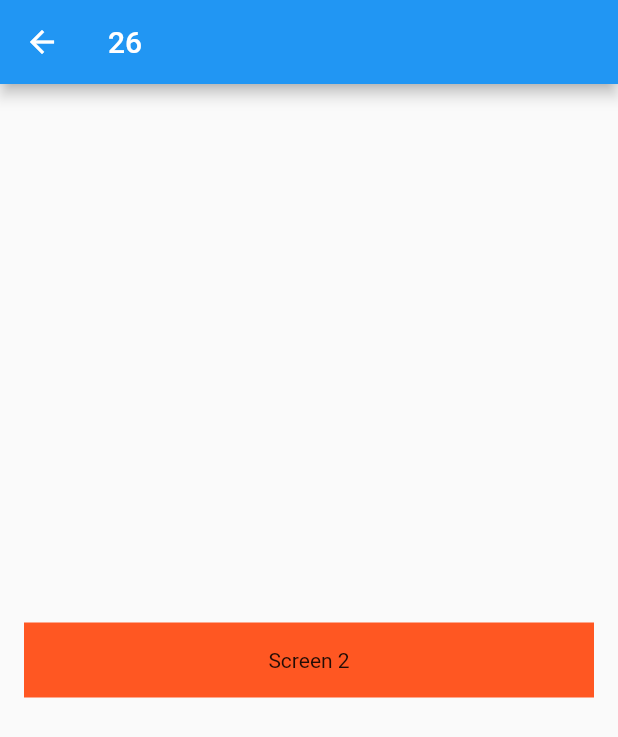
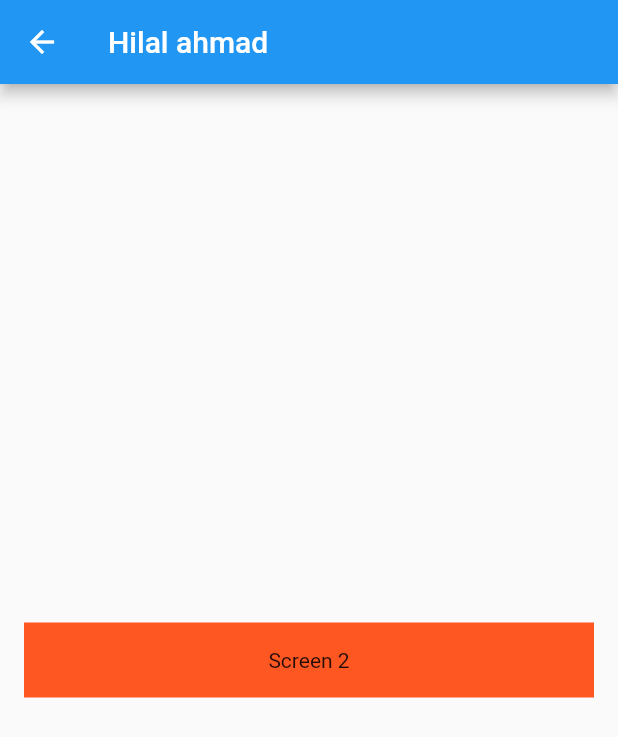
Before and after one commit to ihilalahmad/FlutterRoutes, a Flutter app: the screen it shows after launch, after a tap on "Screen 1", on a phone screen of 412 x 824 dp. Shown: the top 737 px of the screen. Run offline on Flutter 3.47's test engine with Material 2 defaults, Android fonts, the phone set to English and light mode, and no system bars.

Commit message:
routes changed

```diff
--- a/lib/main.dart
+++ b/lib/main.dart
@@ -1,7 +1,6 @@
 import 'package:flutter/material.dart';
-import 'package:flutter_routing_nav/screens/screen_1.dart';
-import 'package:flutter_routing_nav/screens/screen_2.dart';
-import 'package:flutter_routing_nav/screens/screen_3.dart';
+import 'package:flutter_routing_nav/utils/routes.dart';
+import 'package:flutter_routing_nav/utils/routes_name.dart';
 
 void main() {
   runApp(const MyApp());
@@ -18,12 +17,8 @@ class MyApp extends StatelessWidget {
       theme: ThemeData(
         primarySwatch: Colors.blue,
       ),
-      initialRoute: ScreenOne.id,
-      routes: {
-        ScreenOne.id: (context) => ScreenOne(),
-        ScreenTwo.id: (context) => ScreenTwo(),
-        ScreenThree.id: (context) => ScreenThree()
-      },
+      initialRoute: RouteName.screenOne,
+      onGenerateRoute: Routes.generateRoute,
     );
   }
 }
--- a/lib/screens/screen_1.dart
+++ b/lib/screens/screen_1.dart
@@ -1,9 +1,7 @@
 import 'package:flutter/material.dart';
-import 'package:flutter_routing_nav/screens/screen_2.dart';
+import 'package:flutter_routing_nav/utils/routes_name.dart';
 
 class ScreenOne extends StatefulWidget {
-  static const String id = 'screen_1';
-
   const ScreenOne({Key? key}) : super(key: key);
 
   @override
@@ -25,10 +23,14 @@ class _ScreenOneState extends State<ScreenOne> {
           children: [
             InkWell(
               onTap: (() {
-                Navigator.pushNamed(context, ScreenTwo.id, arguments: {
-                  'name': 'Hilal Ahmad',
-                  'age': 26
-                });
+                Navigator.pushNamed(
+                  context,
+                  RouteName.screenTwo,
+                  arguments: {
+                    'name': 'Hilal ahmad',
+                    'age': 26
+                  }
+                );
                 // Navigator.push(context,
                 //     MaterialPageRoute(builder: (context) => ScreenTwo(
                 //       name: 'Hilal Ahmad',
--- a/lib/screens/screen_2.dart
+++ b/lib/screens/screen_2.dart
@@ -1,12 +1,10 @@
 import 'package:flutter/material.dart';
-import 'package:flutter_routing_nav/screens/screen_3.dart';
+import 'package:flutter_routing_nav/utils/routes_name.dart';
 
 class ScreenTwo extends StatefulWidget {
-  static const String id = 'screen_2';
+  dynamic data;
 
-  const ScreenTwo({
-    Key? key,
-  }) : super(key: key);
+  ScreenTwo({Key? key, required this.data}) : super(key: key);
 
   @override
   State<ScreenTwo> createState() => _ScreenTwoState();
@@ -15,11 +13,9 @@ class ScreenTwo extends StatefulWidget {
 class _ScreenTwoState extends State<ScreenTwo> {
   @override
   Widget build(BuildContext context) {
-    final arguments = ModalRoute.of(context)!.settings.arguments as Map;
-
     return Scaffold(
       appBar: AppBar(
-        title: Text(arguments['age'].toString()),
+        title: Text(widget.data['name']),
       ),
       body: Padding(
         padding: const EdgeInsets.all(16.0),
@@ -29,10 +25,10 @@ class _ScreenTwoState extends State<ScreenTwo> {
           children: [
             InkWell(
               onTap: (() {
-                Navigator.pushNamed(context, ScreenThree.id, arguments: {
-                  'name': arguments['name'],
-                  'age': ['age']
-                });
+                Navigator.pushNamed(
+                  context,
+                  RouteName.screenThree,
+                );
                 // Navigator.push(context,
                 //     MaterialPageRoute(builder: (context) => ScreenThree()));
               }),
--- a/lib/screens/screen_3.dart
+++ b/lib/screens/screen_3.dart
@@ -1,7 +1,6 @@
 import 'package:flutter/material.dart';
 
 class ScreenThree extends StatefulWidget {
-  static const String id = 'screen_3';
   const ScreenThree({Key? key}) : super(key: key);
 
   @override
@@ -12,11 +11,10 @@ class _ScreenThreeState extends State<ScreenThree> {
 
   @override
   Widget build(BuildContext context) {
-    final arguments = ModalRoute.of(context)!.settings.arguments as Map;
     return Scaffold(
       appBar: AppBar(
         title: Text(
-          arguments['name']
+          'Screen 3'
         ),
       ),
       body: Padding(
--- /dev/null
+++ b/lib/utils/routes.dart
@@ -0,0 +1,30 @@
+import 'package:flutter/material.dart';
+import 'package:flutter_routing_nav/screens/screen_1.dart';
+import 'package:flutter_routing_nav/screens/screen_2.dart';
+import 'package:flutter_routing_nav/screens/screen_3.dart';
+import 'package:flutter_routing_nav/utils/routes_name.dart';
+
+class Routes {
+  static Route<dynamic> generateRoute(RouteSettings settings) {
+    switch (settings.name) {
+      case RouteName.screenOne:
+        return MaterialPageRoute(builder: (context) => ScreenOne());
+
+      case RouteName.screenTwo:
+        return MaterialPageRoute(
+            builder: (context) => ScreenTwo(
+                  data: settings.arguments as Map,
+                ));
+
+      case RouteName.screenThree:
+        return MaterialPageRoute(builder: (context) => ScreenThree());
+
+      default:
+        return MaterialPageRoute(builder: (context) {
+          return const Scaffold(
+            body: Center(child: Text('No route found')),
+          );
+        });
+    }
+  }
+}
--- /dev/null
+++ b/lib/utils/routes_name.dart
@@ -0,0 +1,7 @@
+class RouteName {
+
+  static const String screenOne = 'screen_one';
+  static const String screenTwo = 'screen_two';
+  static const String screenThree = 'screen_three';
+
+}
```
